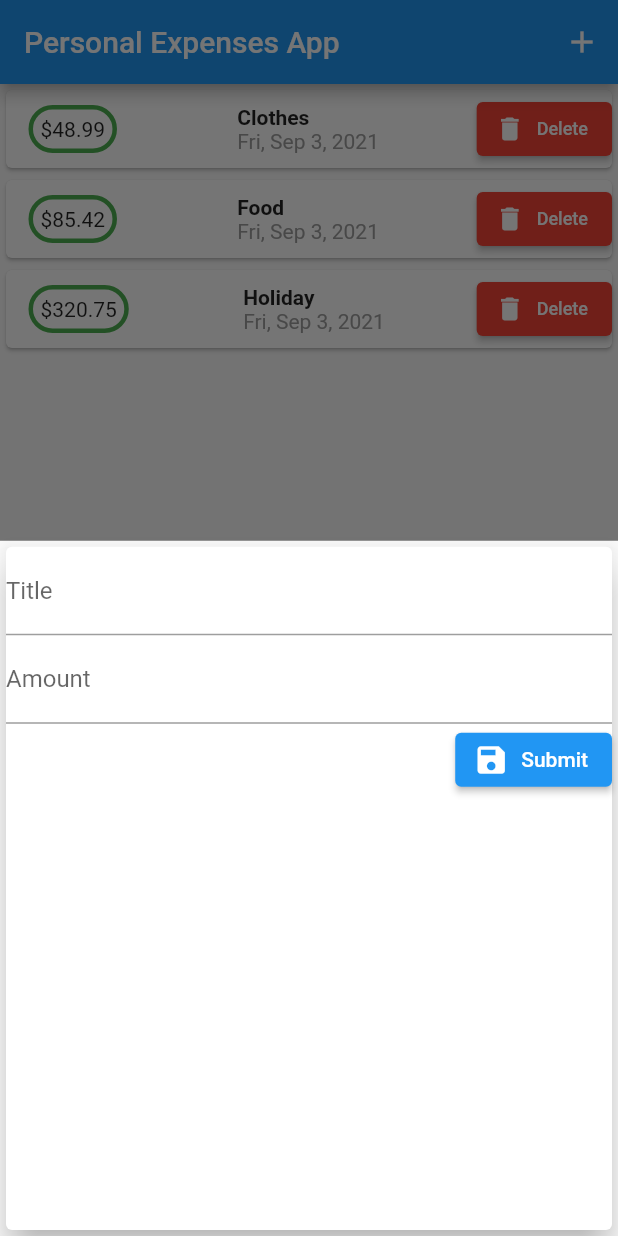
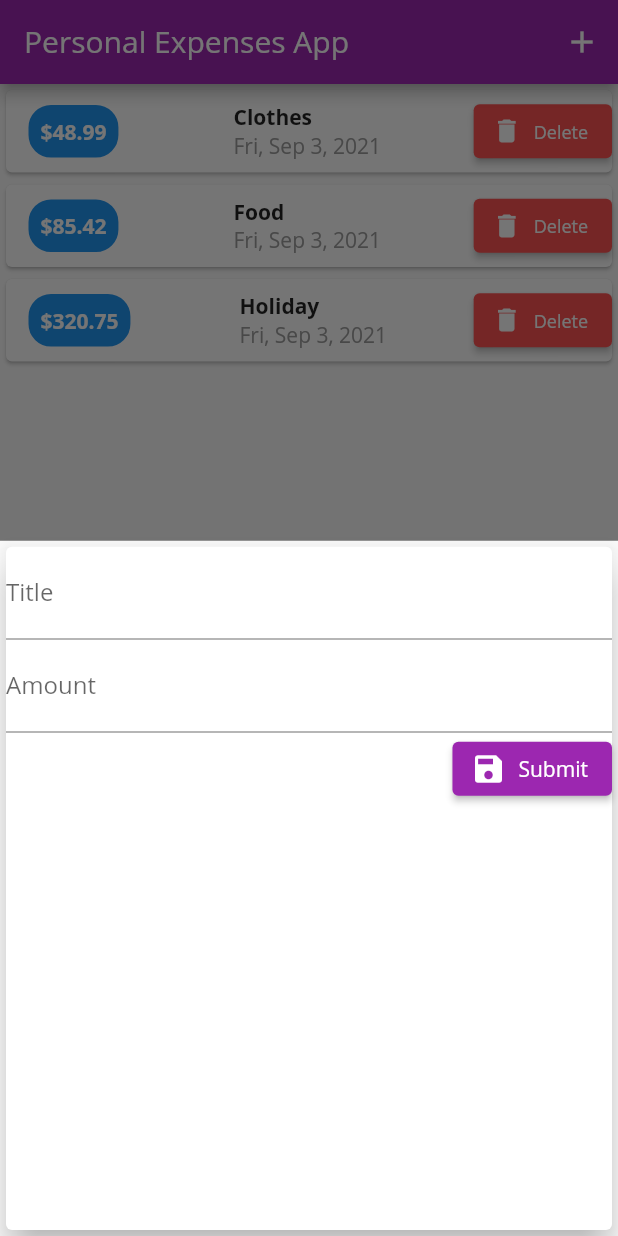
Before and after one commit to ysumut/Personal-Expenses-App, a Flutter app: the screen it shows after launch, after a tap on the "add" icon, on a phone screen of 412 x 824 dp. Run offline on Flutter 3.47's test engine with Material 2 defaults, Android fonts, the phone set to English and light mode, and no system bars.

Commit message:
Font files added and app theme changed

```diff
--- a/lib/main.dart
+++ b/lib/main.dart
@@ -16,7 +16,9 @@ class MyApp extends StatelessWidget {
     return MaterialApp(
       title: title,
       theme: ThemeData(
-        primarySwatch: Colors.blue,
+        primarySwatch: Colors.purple,
+        accentColor: Colors.blue,
+        fontFamily: 'OpenSans'
       ),
       home: MyHomePage(title: title),
     );
--- a/lib/widgets/transaction_form.dart
+++ b/lib/widgets/transaction_form.dart
@@ -12,6 +12,7 @@ class TransactionForm extends StatefulWidget {
 class _TransactionFormState extends State<TransactionForm> {
   final titleController = TextEditingController();
   final amountController = TextEditingController();
+  String errMsg = "";
 
   @override
   Widget build(BuildContext context) {
@@ -36,7 +37,8 @@ class _TransactionFormState extends State<TransactionForm> {
               label: Text('Submit'),
               icon: Icon(Icons.save),
               onPressed: _saveData,
-            )
+            ),
+            Container(child: Text(errMsg, style: TextStyle(color: Colors.red, fontWeight: FontWeight.bold),)),
           ],
         ),
       ),
@@ -48,13 +50,21 @@ class _TransactionFormState extends State<TransactionForm> {
       String title = titleController.text.trim();
       double amount = double.parse(amountController.text.trim());
 
-      if (title.isEmpty || amount <= 0 || amount > 999999999) return;
+      if (title.isEmpty || amount <= 0 || amount > 999999999) {
+        setState(() {
+          errMsg = 'Başlık boş olamaz, miktar 0 dan küçük veya 999999999\'dan büyük olamaz!';
+        });
+        return;
+      }
 
       widget.submitTx(title, amount);
       Navigator.of(context).pop();
     }
     catch(err) {
       print(err);
+      setState(() {
+        errMsg = 'Hatalı kayıt!';
+      });
     }
   }
 }
--- a/lib/widgets/transaction_list.dart
+++ b/lib/widgets/transaction_list.dart
@@ -24,10 +24,13 @@ class TransactionList extends StatelessWidget {
                     margin: EdgeInsets.symmetric(vertical: 10, horizontal: 15),
                     padding: EdgeInsets.all(5),
                     decoration: BoxDecoration(
-                        border: Border.all(color: Colors.green, width: 3),
-                        borderRadius: BorderRadius.circular(20)),
+                      color: Theme.of(context).accentColor,
+                      border: Border.all(color: Theme.of(context).accentColor, width: 3),
+                      borderRadius: BorderRadius.circular(15)),
                     child: Text(
-                        '\$' + transactions[index].amount.toStringAsFixed(2)),
+                      '\$' + transactions[index].amount.toStringAsFixed(2),
+                      style: TextStyle(color: Colors.white, fontWeight: FontWeight.bold),
+                    ),
                   ),
                   Column(
                     crossAxisAlignment: CrossAxisAlignment.start,
@@ -52,7 +55,7 @@ class TransactionList extends StatelessWidget {
                           'Delete',
                           style: TextStyle(fontSize: 12),
                         ),
-                        style: ElevatedButton.styleFrom(primary: Colors.red),
+                        style: ElevatedButton.styleFrom(primary: Colors.redAccent),
                       )
                     ],
                   ),
```
Also changed, not shown: pubspec.yaml (+12 -12 lines), assets/fonts/OpenSans-Bold.ttf (added), assets/fonts/OpenSans-Regular.ttf (added), assets/fonts/Quicksand-Bold.ttf (added), assets/fonts/Quicksand-Light.ttf (added), assets/fonts/Quicksand-Medium.ttf (added), assets/fonts/Quicksand-Regular.ttf (added), assets/images/waiting.png (added).
